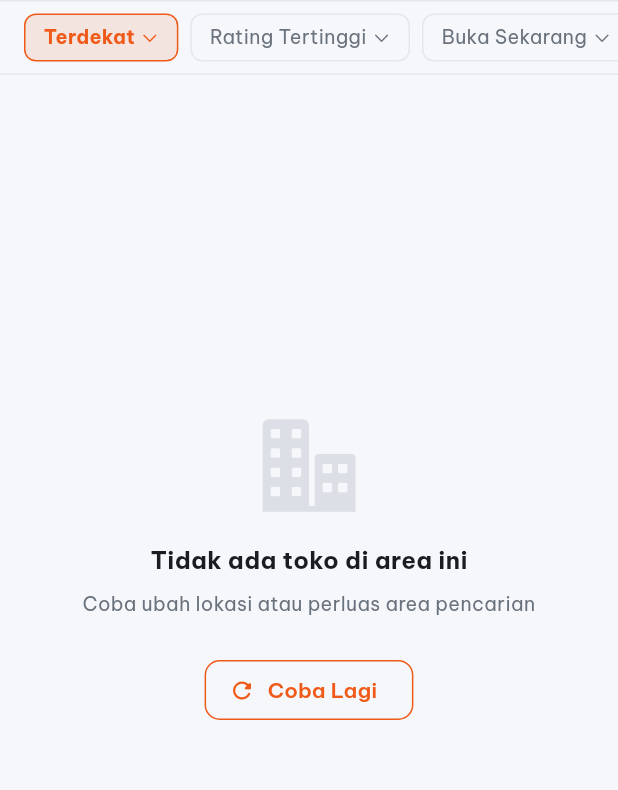
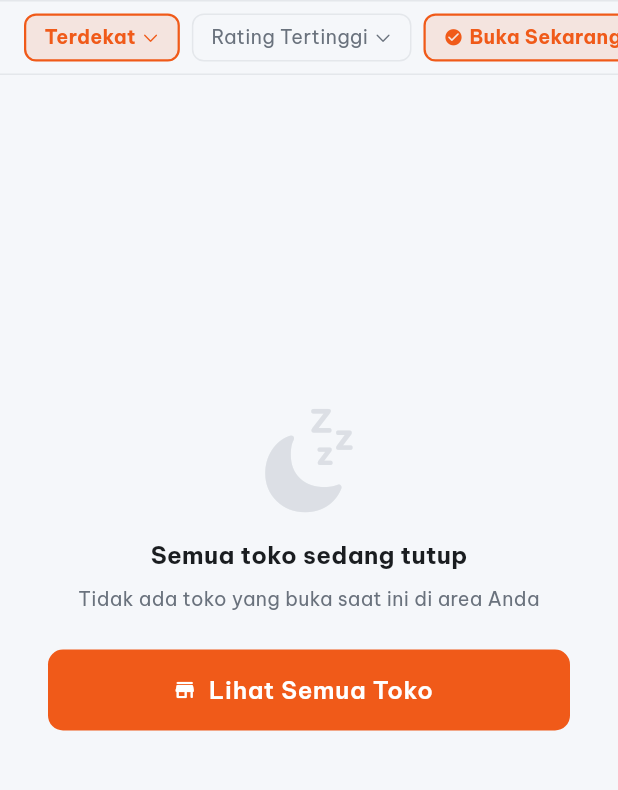
Before and after one commit to farhandwi/petualang, a Flutter app: the RentalVendorScreen screen opened directly, on a phone screen of 412 x 824 dp, the part 174-964 px from its top. Run offline on Flutter 3.47's test engine with Material 3 defaults, Android fonts, the light colour scheme and no system bars; our stand-ins replace flutter_secure_storage, geolocator, google_fonts, image_picker, permission_handler, share_plus; accounts and stored records are empty; network calls fail.

Commit message:
feat: implement dummy data generation scripts, configure location and image permissions, and add rental provider logic

```diff
--- a/lib/providers/rental_provider.dart
+++ b/lib/providers/rental_provider.dart
@@ -6,15 +6,64 @@ import '../models/vendor_model.dart';
 import '../services/location_service.dart';
 import '../services/rental_service.dart';
 
+enum VendorSortMode { nearest, topRated }
+
 class RentalProvider extends ChangeNotifier {
   final RentalService _service = RentalService();
 
   List<VendorModel> _vendors = [];
   /// Only show vendors within 100km radius (green zone)
   static const double _maxRadiusKm = 100.0;
-  List<VendorModel> get vendors => _vendors
-      .where((v) => v.distance == null || v.distance! < _maxRadiusKm)
-      .toList();
+
+  // ── Vendor sort & filter state ──
+  VendorSortMode _vendorSortMode = VendorSortMode.nearest;
+  VendorSortMode get vendorSortMode => _vendorSortMode;
+
+  bool _showOpenOnly = true; // default: hanya tampilkan yang buka
+  bool get showOpenOnly => _showOpenOnly;
+
+  void setVendorSortMode(VendorSortMode mode) {
+    _vendorSortMode = mode;
+    _resetVendorPagination();
+    notifyListeners();
+  }
+
+  void toggleShowOpenOnly() {
+    _showOpenOnly = !_showOpenOnly;
+    _resetVendorPagination();
+    notifyListeners();
+  }
+
+  List<VendorModel> get vendors {
+    // 1. Filter radius — HANYA aktif saat mode Terdekat
+    //    Mode Rating Tertinggi: tampilkan SEMUA vendor tanpa batas jarak
+    var list = _vendorSortMode == VendorSortMode.nearest
+        ? _vendors
+            .where((v) => v.distance == null || v.distance! < _maxRadiusKm)
+            .toList()
+        : List<VendorModel>.from(_vendors);
+
+    // 2. Filter buka sekarang (jika aktif)
+    if (_showOpenOnly) {
+      list = list.where((v) => v.isOpen).toList();
+    }
+
+    // 3. Sort
+    switch (_vendorSortMode) {
+      case VendorSortMode.nearest:
+        list.sort((a, b) {
+          final da = a.distance ?? double.infinity;
+          final db = b.distance ?? double.infinity;
+          return da.compareTo(db);
+        });
+        break;
+      case VendorSortMode.topRated:
+        list.sort((a, b) => b.rating.compareTo(a.rating));
+        break;
+    }
+
+    return list;
+  }
 
   VendorModel? _selectedVendor;
   VendorModel? get selectedVendor => _selectedVendor;
@@ -24,6 +73,41 @@ class RentalProvider extends ChangeNotifier {
 
   bool _isLoading = false;
   bool get isLoading => _isLoading;
+
+  // ── Lazy loading vendor ──
+  static const int _pageSize = 20;
+  int _vendorPage = 1;
+  bool _isLoadingMore = false;
+
+  bool get isLoadingMore => _isLoadingMore;
+
+  /// Vendor yang ditampilkan — slice dari daftar lengkap yang sudah di-sort/filter
+  List<VendorModel> get vendorsPage {
+    final all = vendors;
+    final end = (_vendorPage * _pageSize).clamp(0, all.length);
+    return all.sublist(0, end);
+  }
+
+  bool get hasMoreVendors {
+    final all = vendors;
+    return (_vendorPage * _pageSize) < all.length;
+  }
+
+  void loadMoreVendors() {
+    if (_isLoadingMore || !hasMoreVendors) return;
+    _isLoadingMore = true;
+    notifyListeners();
+    Future.delayed(const Duration(milliseconds: 400), () {
+      _vendorPage++;
+      _isLoadingMore = false;
+      notifyListeners();
+    });
+  }
+
+  void _resetVendorPagination() {
+    _vendorPage = 1;
+  }
+
 
   String _selectedCategory = 'Semua';
   String get selectedCategory => _selectedCategory;
@@ -147,6 +231,7 @@ class RentalProvider extends ChangeNotifier {
 
     _isLoading = false;
     _vendorsFetched = true;
+    _resetVendorPagination();
     notifyListeners();
 
     // Try GPS in background, only once
--- a/lib/screens/rental/rental_vendor_screen.dart
+++ b/lib/screens/rental/rental_vendor_screen.dart
@@ -9,6 +9,7 @@ import '../../services/location_service.dart';
 import '../../theme/app_theme.dart';
 import 'rental_list_screen.dart';
 
+
 class RentalVendorScreen extends StatefulWidget {
   const RentalVendorScreen({super.key});
 
@@ -17,6 +18,8 @@ class RentalVendorScreen extends StatefulWidget {
 }
 
 class _RentalVendorScreenState extends State<RentalVendorScreen> {
+  final ScrollController _scrollController = ScrollController();
+
   @override
   void initState() {
     super.initState();
@@ -25,6 +28,24 @@ class _RentalVendorScreenState extends State<RentalVendorScreen> {
         context.read<RentalProvider>().fetchVendors();
       }
     });
+    _scrollController.addListener(_onScroll);
+  }
+
+  @override
+  void dispose() {
+    _scrollController.removeListener(_onScroll);
+    _scrollController.dispose();
+    super.dispose();
+  }
+
+  void _onScroll() {
+    if (!_scrollController.hasClients) return;
+    final maxScroll = _scrollController.position.maxScrollExtent;
+    final current = _scrollController.position.pixels;
+    // Trigger load more 200px sebelum akhir list
+    if (current >= maxScroll - 200) {
+      context.read<RentalProvider>().loadMoreVendors();
+    }
   }
 
   void _showLocationSearch() {
@@ -100,11 +121,27 @@ class _RentalVendorScreenState extends State<RentalVendorScreen> {
               scrollDirection: Axis.horizontal,
               padding: const EdgeInsets.symmetric(horizontal: 16, vertical: 8),
               children: [
-                _FilterChip(label: 'Terdekat', selected: true),
+                // Sort: Terdekat
+                _FilterChip(
+                  label: 'Terdekat',
+                  selected: provider.vendorSortMode == VendorSortMode.nearest,
+                  onTap: () => provider.setVendorSortMode(VendorSortMode.nearest),
+                ),
                 const SizedBox(width: 8),
-                _FilterChip(label: 'Rating Tertinggi', selected: false),
+                // Sort: Rating Tertinggi
+                _FilterChip(
+                  label: 'Rating Tertinggi',
+                  selected: provider.vendorSortMode == VendorSortMode.topRated,
+                  onTap: () => provider.setVendorSortMode(VendorSortMode.topRated),
+                ),
                 const SizedBox(width: 8),
-                _FilterChip(label: 'Buka Sekarang', selected: false),
+                // Filter independen: Buka Sekarang
+                _FilterChip(
+                  label: 'Buka Sekarang',
+                  selected: provider.showOpenOnly,
+                  onTap: () => provider.toggleShowOpenOnly(),
+                  isToggle: true,
+                ),
               ],
             ),
           ),
@@ -125,17 +162,30 @@ class _RentalVendorScreenState extends State<RentalVendorScreen> {
                     ),
                   )
                 : provider.vendors.isEmpty
-                    ? _EmptyState(onRetry: () => provider.fetchVendors())
+                    ? _EmptyState(
+                        onRetry: () => provider.fetchVendors(),
+                        isOpenFilter: provider.showOpenOnly,
+                        onShowAll: () => provider.toggleShowOpenOnly(),
+                      )
                     : RefreshIndicator(
                         color: colors.primaryOrange,
                         onRefresh: () => provider.fetchVendors(),
                         child: ListView.separated(
+                          controller: _scrollController,
                           padding: const EdgeInsets.symmetric(horizontal: 16, vertical: 16),
-                          itemCount: provider.vendors.length,
+                          itemCount: provider.vendorsPage.length + (provider.isLoadingMore ? 1 : 0),
                           separatorBuilder: (_, __) => const SizedBox(height: 16),
                           itemBuilder: (ctx, i) {
+                            if (i == provider.vendorsPage.length) {
+                              return Padding(
+                                padding: const EdgeInsets.symmetric(vertical: 16),
+                                child: Center(
+                                  child: CircularProgressIndicator(color: colors.primaryOrange),
+                                ),
+                              );
+                            }
                             try {
-                              return _VendorCard(vendor: provider.vendors[i]);
+                              return _VendorCard(vendor: provider.vendorsPage[i]);
                             } catch (e) {
                               return const SizedBox.shrink();
                             }
@@ -155,34 +205,66 @@ class _RentalVendorScreenState extends State<RentalVendorScreen> {
 class _FilterChip extends StatelessWidget {
   final String label;
   final bool selected;
-  const _FilterChip({required this.label, required this.selected});
+  final VoidCallback onTap;
+  /// Jika true, chip berperilaku sebagai toggle independen (icon berbeda)
+  final bool isToggle;
+
+  const _FilterChip({
+    required this.label,
+    required this.selected,
+    required this.onTap,
+    this.isToggle = false,
+  });
 
   @override
   Widget build(BuildContext context) {
     final colors = context.colors;
-    return Container(
+    return GestureDetector(
+      onTap: onTap,
+      child: AnimatedContainer(
+        duration: const Duration(milliseconds: 200),
+        curve: Curves.easeInOut,
         padding: const EdgeInsets.symmetric(horizontal: 12, vertical: 4),
         decoration: BoxDecoration(
-        color: selected ? colors.primaryOrange.withValues(alpha: 0.12) : Colors.transparent,
+          color: selected
+              ? colors.primaryOrange.withValues(alpha: 0.12)
+              : Colors.transparent,
           borderRadius: BorderRadius.circular(8),
           border: Border.all(
             color: selected ? colors.primaryOrange : colors.border,
+            width: selected ? 1.5 : 1.0,
           ),
         ),
         child: Row(
           mainAxisSize: MainAxisSize.min,
           children: [
-          Text(label,
+            // Icon khusus untuk toggle "Buka Sekarang"
+            if (isToggle) ...[
+              Icon(
+                selected ? Icons.check_circle_rounded : Icons.store_rounded,
+                size: 13,
+                color: selected ? colors.primaryOrange : colors.textSecondary,
+              ),
+              const SizedBox(width: 4),
+            ],
+            Text(
+              label,
               style: GoogleFonts.beVietnamPro(
                 color: selected ? colors.primaryOrange : colors.textSecondary,
                 fontWeight: selected ? FontWeight.w700 : FontWeight.normal,
                 fontSize: 13,
-              )),
+              ),
+            ),
+            if (!isToggle) ...[
               const SizedBox(width: 4),
-          Icon(CupertinoIcons.chevron_down,
+              Icon(
+                CupertinoIcons.chevron_down,
                 size: 12,
-              color: selected ? colors.primaryOrange : colors.textSecondary),
+                color: selected ? colors.primaryOrange : colors.textSecondary,
+              ),
             ],
+          ],
+        ),
       ),
     );
   }
@@ -193,28 +275,71 @@ class _FilterChip extends StatelessWidget {
 // ─────────────────────────────────────────────
 class _EmptyState extends StatelessWidget {
   final VoidCallback onRetry;
-  const _EmptyState({required this.onRetry});
+  /// Apakah state kosong ini disebabkan oleh filter "Buka Sekarang"
+  final bool isOpenFilter;
+  /// Callback untuk menampilkan semua toko (matikan filter buka)
+  final VoidCallback? onShowAll;
+
+  const _EmptyState({
+    required this.onRetry,
+    this.isOpenFilter = false,
+    this.onShowAll,
+  });
 
   @override
   Widget build(BuildContext context) {
     final colors = context.colors;
+
+    final title = isOpenFilter
+        ? 'Semua toko sedang tutup'
+        : 'Tidak ada toko di area ini';
+    final subtitle = isOpenFilter
+        ? 'Tidak ada toko yang buka saat ini di area Anda'
+        : 'Coba ubah lokasi atau perluas area pencarian';
+
     return Center(
       child: Padding(
         padding: const EdgeInsets.all(32),
         child: Column(
           mainAxisAlignment: MainAxisAlignment.center,
           children: [
-            Icon(CupertinoIcons.building_2_fill, size: 72,
-                color: colors.textMuted.withValues(alpha: 0.3)),
+            Icon(
+              isOpenFilter
+                  ? CupertinoIcons.moon_zzz_fill
+                  : CupertinoIcons.building_2_fill,
+              size: 72,
+              color: colors.textMuted.withValues(alpha: 0.3),
+            ),
             const SizedBox(height: 16),
-            Text('Tidak ada toko di area ini',
+            Text(
+              title,
               style: GoogleFonts.beVietnamPro(
-                    color: colors.textPrimary, fontSize: 16, fontWeight: FontWeight.w700)),
+                  color: colors.textPrimary, fontSize: 16, fontWeight: FontWeight.w700),
+            ),
             const SizedBox(height: 8),
-            Text('Coba ubah lokasi atau perluas area pencarian',
+            Text(
+              subtitle,
               textAlign: TextAlign.center,
-                style: GoogleFonts.beVietnamPro(color: colors.textSecondary, fontSize: 13)),
+              style: GoogleFonts.beVietnamPro(color: colors.textSecondary, fontSize: 13),
+            ),
             const SizedBox(height: 24),
+            // Jika filter buka sekarang aktif, tawarkan opsi "Lihat Semua"
+            if (isOpenFilter && onShowAll != null)
+              ElevatedButton.icon(
+                onPressed: onShowAll,
+                icon: const Icon(Icons.store_mall_directory_rounded, size: 16),
+                label: Text(
+                  'Lihat Semua Toko',
+                  style: GoogleFonts.beVietnamPro(fontWeight: FontWeight.w600),
+                ),
+                style: ElevatedButton.styleFrom(
+                  backgroundColor: colors.primaryOrange,
+                  foregroundColor: Colors.white,
+                  shape: RoundedRectangleBorder(borderRadius: BorderRadius.circular(10)),
+                  elevation: 0,
+                ),
+              )
+            else
               OutlinedButton.icon(
                 onPressed: onRetry,
                 icon: const Icon(Icons.refresh_rounded),
```
Also changed, not shown: server/lib/db/database.dart (+101 -1 lines), 5 other files. Lines whose indentation alone changed are shown as unchanged.
